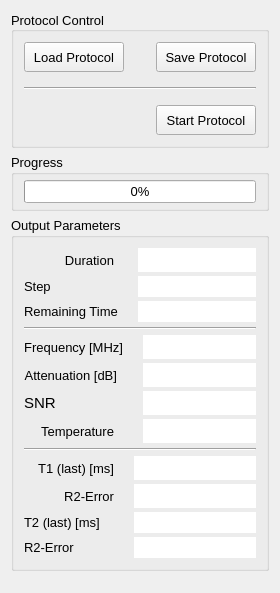
OpenMRI/ocra, file Applications/relax/ui/ccProtocol.ui: the form before one commit.
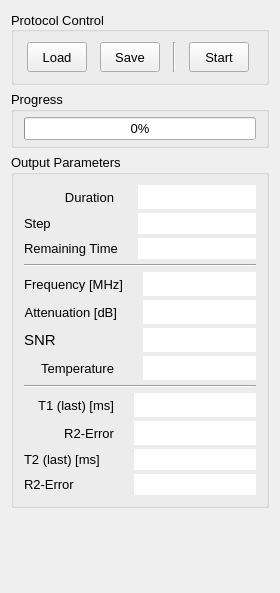
The form after the commit.

What changed in the file:
```diff
--- a/Applications/relax/ui/ccProtocol.ui
+++ b/Applications/relax/ui/ccProtocol.ui
@@ -47,7 +47,7 @@
      </property>
      <layout class="QVBoxLayout" name="verticalLayout_3">
       <property name="spacing">
-       <number>15</number>
+       <number>5</number>
       </property>
       <property name="leftMargin">
        <number>10</number>
@@ -76,13 +76,13 @@
           </property>
           <property name="minimumSize">
            <size>
-            <width>100</width>
+            <width>60</width>
             <height>30</height>
            </size>
           </property>
           <property name="maximumSize">
            <size>
-            <width>100</width>
+            <width>60</width>
             <height>30</height>
            </size>
           </property>
@@ -92,23 +92,10 @@
            </font>
           </property>
           <property name="text">
-           <string>Load Protocol</string>
+           <string>Load</string>
           </property>
          </widget>
         </item>
-        <item>
-         <spacer name="horizontalSpacer_2">
-          <property name="orientation">
-           <enum>Qt::Horizontal</enum>
-          </property>
-          <property name="sizeHint" stdset="0">
-           <size>
-            <width>40</width>
-            <height>20</height>
-           </size>
-          </property>
-         </spacer>
-        </item>
         <item>
          <widget class="QPushButton" name="save_btn">
           <property name="sizePolicy">
@@ -119,13 +106,13 @@
           </property>
           <property name="minimumSize">
            <size>
-            <width>100</width>
+            <width>60</width>
             <height>30</height>
            </size>
           </property>
           <property name="maximumSize">
            <size>
-            <width>100</width>
+            <width>60</width>
             <height>30</height>
            </size>
           </property>
@@ -135,36 +122,16 @@
            </font>
           </property>
           <property name="text">
-           <string>Save Protocol</string>
+           <string>Save</string>
           </property>
          </widget>
         </item>
-       </layout>
-      </item>
-      <item>
-       <widget class="Line" name="line_3">
-        <property name="orientation">
-         <enum>Qt::Horizontal</enum>
-        </property>
-       </widget>
-      </item>
-      <item>
-       <layout class="QHBoxLayout" name="horizontalLayout_2">
-        <property name="spacing">
-         <number>10</number>
-        </property>
         <item>
-         <spacer name="horizontalSpacer">
+         <widget class="Line" name="line_3">
           <property name="orientation">
-           <enum>Qt::Horizontal</enum>
+           <enum>Qt::Vertical</enum>
           </property>
-          <property name="sizeHint" stdset="0">
-           <size>
-            <width>40</width>
-            <height>20</height>
-           </size>
-          </property>
-         </spacer>
+         </widget>
         </item>
         <item>
          <widget class="QPushButton" name="start_btn">
@@ -176,13 +143,13 @@
           </property>
           <property name="minimumSize">
            <size>
-            <width>100</width>
+            <width>60</width>
             <height>30</height>
            </size>
           </property>
           <property name="maximumSize">
            <size>
-            <width>100</width>
+            <width>60</width>
             <height>30</height>
            </size>
           </property>
@@ -192,7 +159,7 @@
            </font>
           </property>
           <property name="text">
-           <string>Start Protocol</string>
+           <string>Start</string>
           </property>
          </widget>
         </item>
```
Left out of the diff: 4 changed lines with no effect on the pictures.
